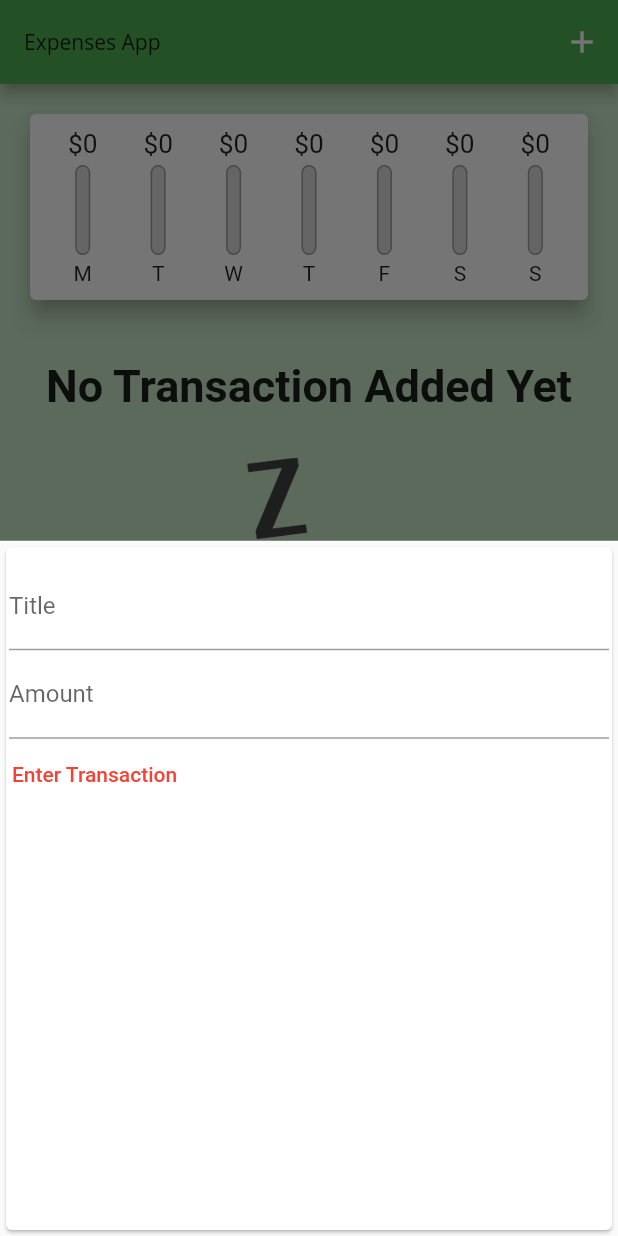
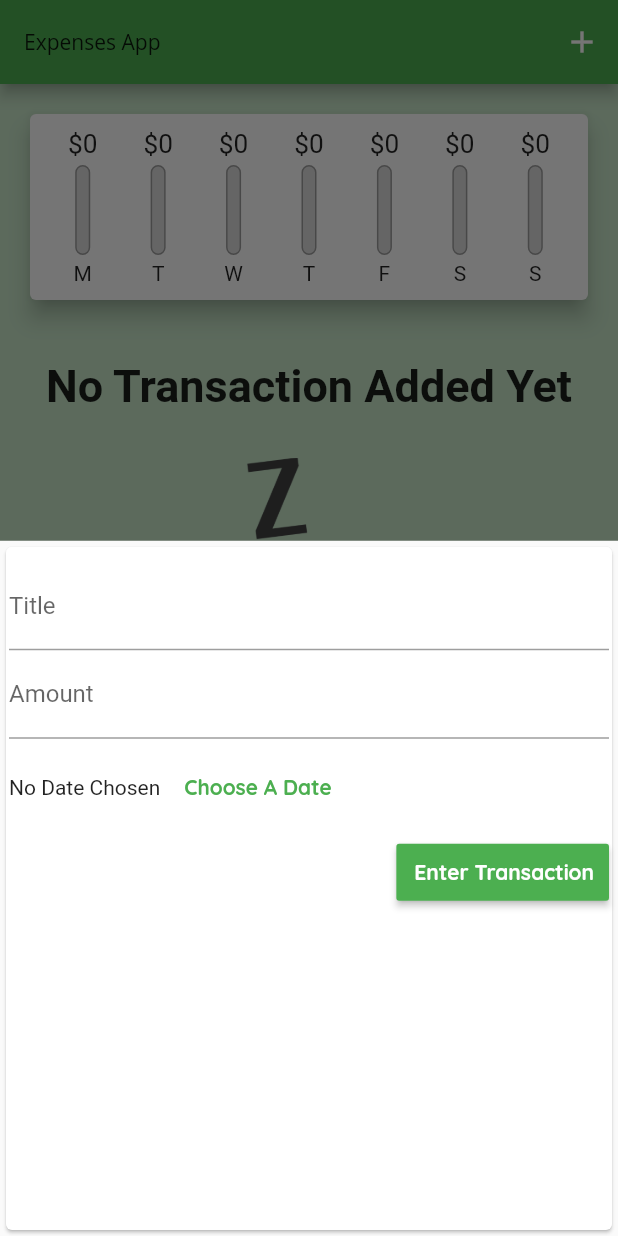
Before and after one commit to Umar-Waseem/Personal-Expenses-Mobile-Application, a Flutter app: the screen it shows after launch, after a tap on the "add" icon, on a phone screen of 412 x 824 dp. Run offline on Flutter 3.47's test engine with Material 2 defaults, Android fonts, the phone set to English and light mode, and no system bars.

Commit message:
Added date picker functionaltiy

```diff
--- a/lib/main.dart
+++ b/lib/main.dart
@@ -22,6 +22,10 @@ class ExpensesApp extends StatelessWidget {
                 fontFamily: 'OpenSans',
                 fontWeight: FontWeight.bold,
                 fontSize: 20,
+              ),
+              button: const TextStyle(
+                color: Colors.white,
+                fontWeight: FontWeight.bold,
               ),
             ),
         appBarTheme: AppBarTheme(
@@ -68,11 +72,11 @@ class _HomeState extends State<Home> {
     ).toList();
   }
 
-  void _addTransaction(String txtitle, double txamount) {
+  void _addTransaction(String txtitle, double txamount, DateTime chosenDate) {
     final newTransaction = Transaction(
       title: txtitle,
       amount: txamount,
-      date: DateTime.now(),
+      date: chosenDate,
       id: DateTime.now().toString(),
     );
     setState(() {
--- a/lib/widgets/new_transaction.dart
+++ b/lib/widgets/new_transaction.dart
@@ -1,4 +1,5 @@
 import 'package:flutter/material.dart';
+import 'package:intl/intl.dart';
 // ignore_for_file: avoid_print, deprecated_member_use
 
 class NewTransaction extends StatefulWidget {
@@ -11,24 +12,49 @@ class NewTransaction extends StatefulWidget {
 }
 
 class _NewTransactionState extends State<NewTransaction> {
-  final titleController = TextEditingController();
+  final _titleController = TextEditingController();
+  final _amountController = TextEditingController();
 
-  final amountController = TextEditingController();
+  DateTime? _selectedDate;
 
-  void submitData() {
-    final enteredTitle = titleController.text;
-    final enteredAmount = double.parse(amountController.text);
+  void _submitData() {
+    if (_amountController.text.isEmpty) {
+      return;
+    }
 
-    if (enteredTitle.isEmpty || enteredAmount < 0) {
+    final enteredTitle = _titleController.text;
+    final enteredAmount = double.parse(_amountController.text);
+
+    if (enteredTitle.isEmpty || enteredAmount < 0 || _selectedDate == null) {
       return;
     }
 
     widget.addTransaction(
-      titleController.text,
-      double.parse(amountController.text),
+      _titleController.text,
+      double.parse(_amountController.text),
+      _selectedDate,
     );
 
     Navigator.of(context).pop();
+  }
+
+  void _presentDatePicker() {
+    showDatePicker(
+      context: context,
+      initialDate: DateTime.now(),
+      firstDate: DateTime(2000),
+      lastDate: DateTime.now(),
+    ).then(
+      (pickedDate) {
+        if (pickedDate != null) {
+          setState(() {
+            _selectedDate = pickedDate; //* picked date is the date returned by date picker, selected date is the variable to store the choosed date
+          });
+        } else {
+          return;
+        }
+      },
+    );
   }
 
   @override
@@ -44,19 +70,58 @@ class _NewTransactionState extends State<NewTransaction> {
           children: [
             TextField(
               decoration: const InputDecoration(labelText: 'Title'),
-              controller: titleController,
+              controller: _titleController,
             ),
             TextField(
               decoration: const InputDecoration(labelText: 'Amount'),
-              controller: amountController,
+              controller: _amountController,
               keyboardType: TextInputType.number,
-              onSubmitted: (_) => submitData(),
+              onSubmitted: (_) => _submitData(),
             ),
-            FlatButton(
-              onPressed: submitData,
-              child: const Text('Enter Transaction'),
-              textColor: Colors.red,
-              padding: const EdgeInsets.only(left: 2),
+            SizedBox(
+              height: 65,
+              child: Row(
+                children: [
+                  Row(
+                    children: [
+                      Row(
+                        children: [
+                          Row(
+                            children: [
+                              Text(
+                                _selectedDate == null ? 'No Date Chosen' : 'Picked Date: ${DateFormat.yMd().format(_selectedDate as DateTime)}',
+                              ),
+                              FlatButton(
+                                textColor: Theme.of(context).primaryColor,
+                                onPressed: _presentDatePicker,
+                                child: const Text(
+                                  'Choose A Date',
+                                  style: TextStyle(fontWeight: FontWeight.bold),
+                                ),
+                              ),
+                            ],
+                          ),
+                        ],
+                      ),
+                    ],
+                  ),
+                ],
+              ),
+            ),
+            Row(
+              mainAxisAlignment: MainAxisAlignment.end,
+              children: [
+                RaisedButton(
+                  onPressed: _submitData,
+                  child: const Padding(
+                    padding: EdgeInsets.all(10.0),
+                    child: Text('Enter Transaction'),
+                  ),
+                  color: Theme.of(context).primaryColor,
+                  textColor: Theme.of(context).textTheme.button!.color,
+                  padding: const EdgeInsets.only(left: 2),
+                ),
+              ],
             ),
           ],
         ),
```
